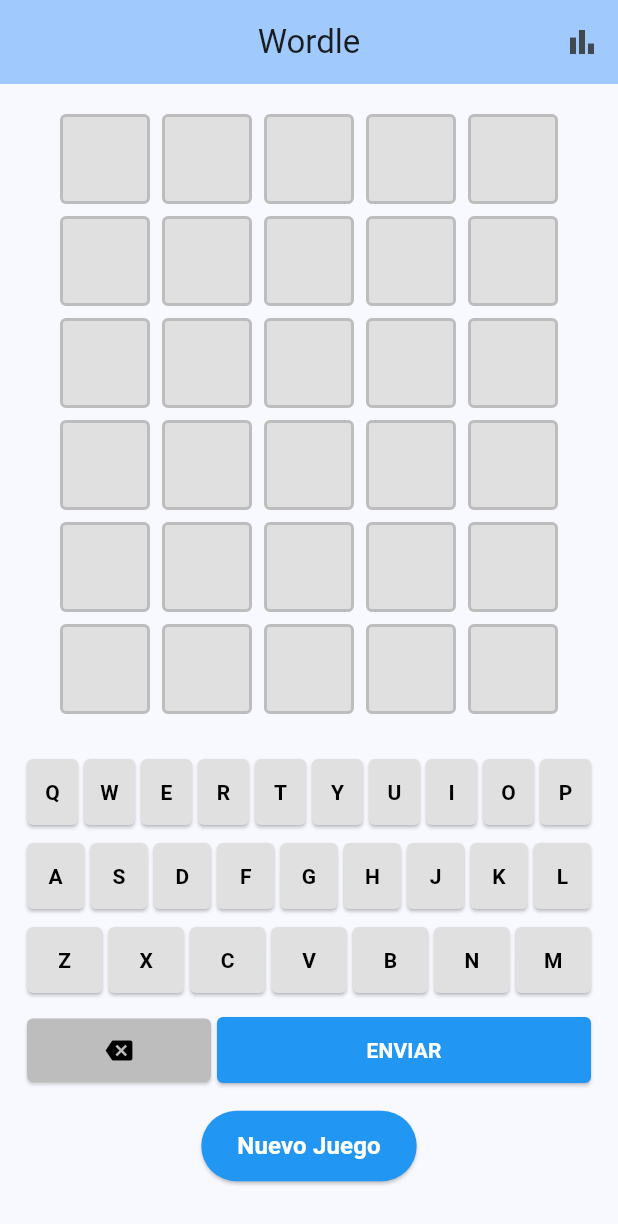
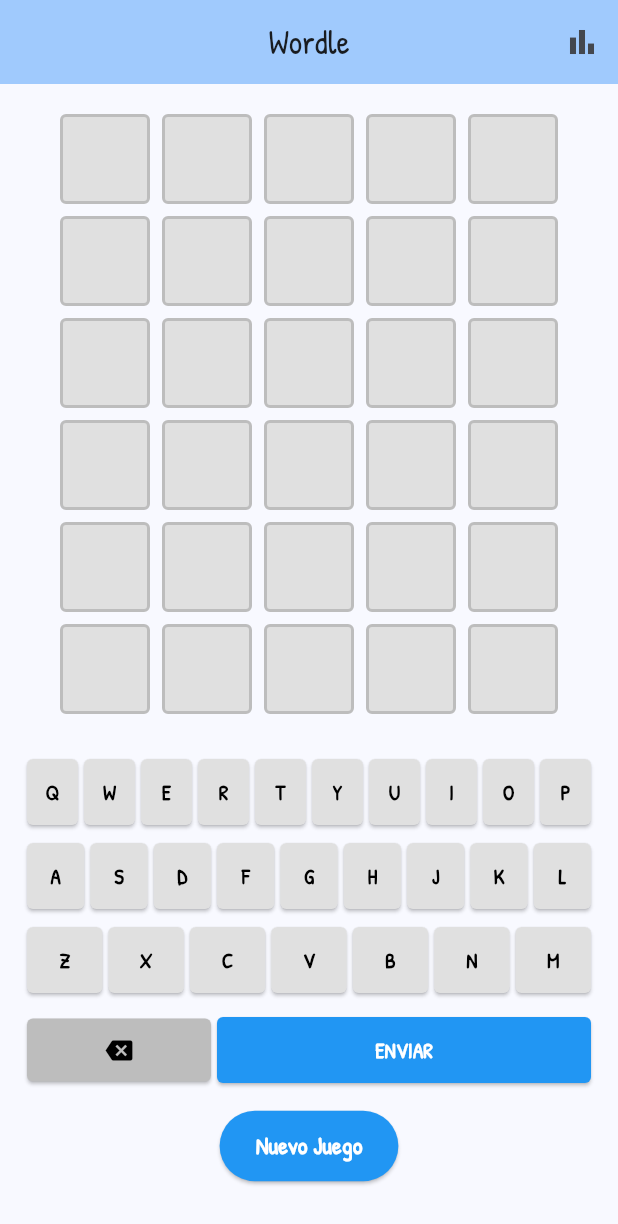
Before and after one commit to Miguel-Andrez-MF/FlutterWordle, a Flutter app: the screen it shows after launch, on a phone screen of 412 x 824 dp. Shown: the top 1224 px of the screen. Run offline on Flutter 3.47's test engine with Material 3 defaults, Android fonts, the phone set to English and light mode, and no system bars; our stand-ins replace cloud_firestore, device_info_plus, firebase_core, google_fonts, shared_preferences; accounts and stored records are empty.

Commit message:
add Cambio de fuente

```diff
--- a/lib/main.dart
+++ b/lib/main.dart
@@ -1,5 +1,6 @@
 import 'package:flutter/material.dart';
 import 'package:firebase_core/firebase_core.dart';
+import 'package:google_fonts/google_fonts.dart';
 import 'firebase_options.dart';
 import 'widgets/wordle_screen.dart';
 
@@ -21,6 +22,7 @@
       theme: ThemeData(
         colorScheme: ColorScheme.fromSeed(seedColor: Colors.blue),
         useMaterial3: true,
+        textTheme: GoogleFonts.patrickHandTextTheme(),
       ),
       home: const WordleScreen(),
     );
--- a/lib/widgets/letter_box.dart
+++ b/lib/widgets/letter_box.dart
@@ -1,4 +1,5 @@
 import 'package:flutter/material.dart';
+import 'package:google_fonts/google_fonts.dart';
 import '../models/letter_state.dart';
 
 class LetterBox extends StatelessWidget {
@@ -47,7 +48,7 @@
       child: Center(
         child: Text(
           letter ?? '',
-          style: TextStyle(
+          style: GoogleFonts.patrickHand(
             fontSize: 24,
             fontWeight: FontWeight.bold,
             color: _getTextColor(),
--- a/lib/widgets/wordle_keyboard.dart
+++ b/lib/widgets/wordle_keyboard.dart
@@ -1,4 +1,5 @@
 import 'package:flutter/material.dart';
+import 'package:google_fonts/google_fonts.dart';
 import '../models/letter_state.dart';
 
 class WordleKeyboard extends StatelessWidget {
@@ -68,7 +69,7 @@
           ),
           child: Text(
             letter,
-            style: const TextStyle(
+            style: GoogleFonts.patrickHand(
               fontSize: 14,
               fontWeight: FontWeight.bold,
             ),
@@ -128,9 +129,9 @@
                       borderRadius: BorderRadius.circular(4),
                     ),
                   ),
-                  child: const Text(
+                  child: Text(
                     'ENVIAR',
-                    style: TextStyle(
+                    style: GoogleFonts.patrickHand(
                       fontSize: 14,
                       fontWeight: FontWeight.bold,
                     ),
--- a/pubspec.yaml
+++ b/pubspec.yaml
@@ -38,6 +38,7 @@
   firebase_core: ^3.6.0
   cloud_firestore: ^5.4.0
   device_info_plus: ^10.1.0
+  google_fonts: ^6.2.1
 
 dev_dependencies:
   flutter_test:
```
Also changed, not shown: pubspec.lock, 1 other file.
